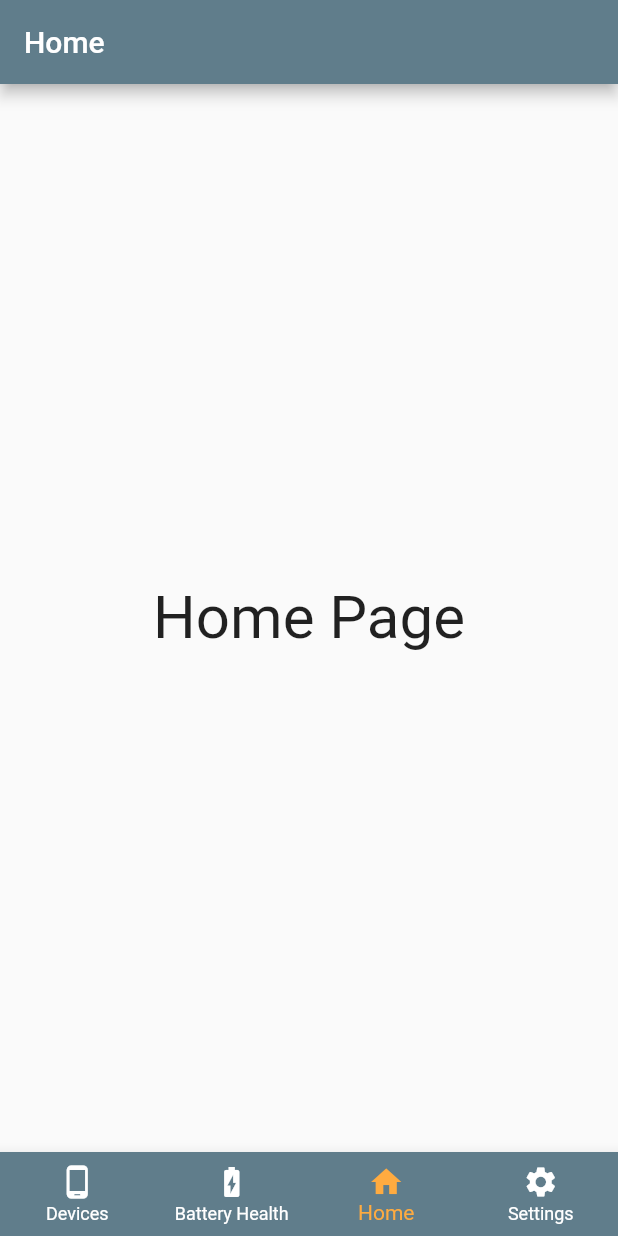
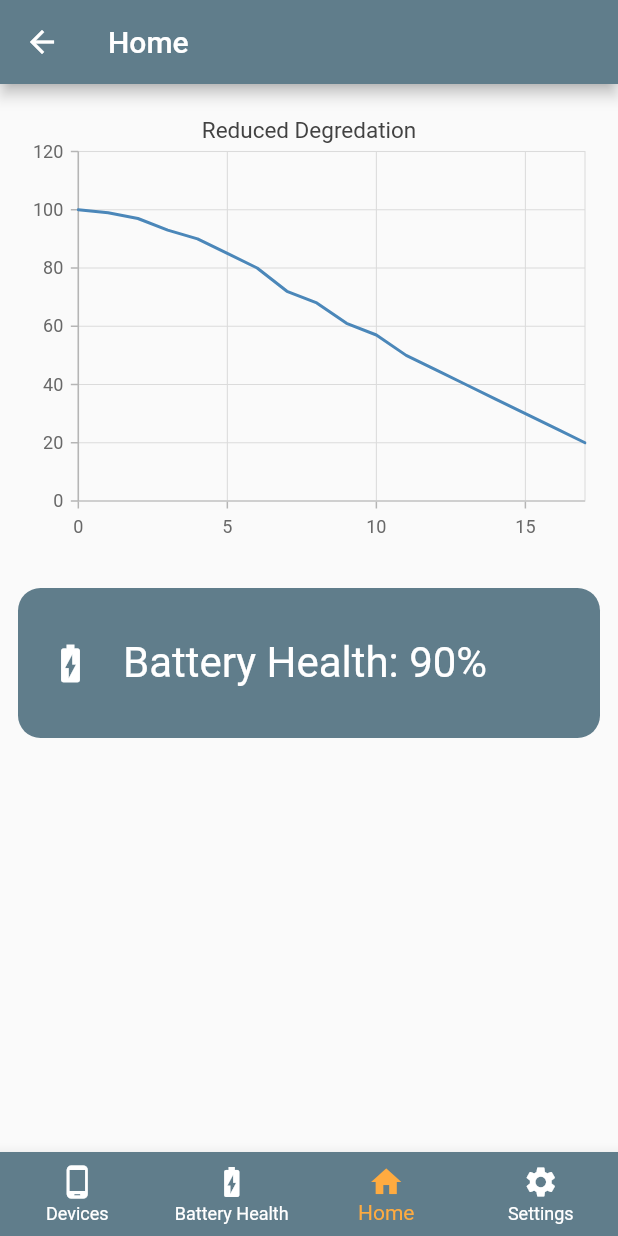
Before and after one commit to Chnapik/lp_app, a Flutter app: the screen it shows after launch, on a phone screen of 412 x 824 dp. Run offline on Flutter 3.47's test engine with Material 2 defaults, Android fonts, the phone set to English and light mode, and no system bars; our stand-ins replace syncfusion_flutter_charts.

Commit message:
build out of home screen with listview and chart

```diff
--- a/lib/screens/ble1.dart
+++ b/lib/screens/ble1.dart
@@ -118,12 +118,6 @@
           ),
         ],
       ),
-      // body: const Center(
-      //   child: Text(
-      //     'BLE1 Page',
-      //     style: TextStyle(fontSize: 40.0),
-      //   ),
-      // ),
     );
   }
 }
--- a/lib/screens/home.dart
+++ b/lib/screens/home.dart
@@ -1,25 +1,127 @@
 import 'package:flutter/material.dart';
+import 'package:syncfusion_flutter_charts/charts.dart';
 
 class HomePage extends StatelessWidget {
-  const HomePage({Key? key}) : super(key: key);
+  const HomePage({super.key});
 
   @override
   Widget build(BuildContext context) {
+    final List<int> reducedDegredation = [
+      100,
+      99,
+      97,
+      93,
+      90,
+      85,
+      80,
+      72,
+      68,
+      61,
+      57,
+      50,
+      45,
+      40,
+      35,
+      30,
+      25,
+      20
+    ];
+
+    final List<ChartData> data = List.generate(
+      reducedDegredation.length,
+      (index) => ChartData(index, reducedDegredation[index]),
+    );
+
     return Scaffold(
       appBar: AppBar(
         title: const Text('Home'),
+        automaticallyImplyLeading: true,
+        leading: IconButton(
+          icon: const Icon(Icons.arrow_back),
+          onPressed: () => Navigator.pop(context),
+        ),
       ),
       body: Column(
-        mainAxisAlignment: MainAxisAlignment.center,
-        children: const [
-          Center(
-            child: Text(
-              'Home Page',
-              style: TextStyle(fontSize: 40.0),
+        children: [
+          Padding(
+            padding: const EdgeInsets.all(12.0),
+            child: SfCartesianChart(
+              title: ChartTitle(text: 'Reduced Degredation'),
+              primaryXAxis: NumericAxis(),
+              primaryYAxis: NumericAxis(),
+              series: <LineSeries<ChartData, int>>[
+                LineSeries<ChartData, int>(
+                  dataSource: data,
+                  xValueMapper: (ChartData data, _) => data.x,
+                  yValueMapper: (ChartData data, _) => data.y,
+                ),
+              ],
             ),
-          )
+          ),
+          Padding(
+            padding: const EdgeInsets.all(12.0),
+            child: Container(
+              decoration: BoxDecoration(
+                borderRadius: BorderRadius.circular(15.0),
+                color: Colors.blueGrey,
+              ),
+              height: 100.0,
+              child: Column(
+                mainAxisAlignment: MainAxisAlignment.center,
+                children: [
+                  Padding(
+                    padding: const EdgeInsets.all(20.0),
+                    child: Row(
+                      children: const [
+                        Icon(Icons.battery_charging_full,
+                            size: 30.0, color: Colors.white),
+                        SizedBox(width: 20.0),
+                        Text(
+                          'Battery Health: 90%',
+                          style: TextStyle(fontSize: 28.0, color: Colors.white),
+                        ),
+                      ],
+                    ),
+                  ),
+                ],
+              ),
+            ),
+          ),
         ],
       ),
     );
   }
 }
+
+class ChartData {
+  ChartData(this.x, this.y);
+  final int x;
+  final int y;
+}
+
+
+// import 'package:flutter/material.dart';
+
+// class HomePage extends StatelessWidget {
+//   const HomePage({Key? key}) : super(key: key);
+
+//   @override
+//   Widget build(BuildContext context) {
+//     return Scaffold(
+//       appBar: AppBar(
+//         title: const Text('Home'),
+//       ),
+//       body: Column(
+//         mainAxisAlignment: MainAxisAlignment.center,
+//         children: const [
+//           Center(
+//             child: Text(
+//               'Home Page',
+//               style: TextStyle(fontSize: 40.0),
+//             ),
+//           )
+//         ],
+//       ),
+//     );
+//   }
+// }
```
